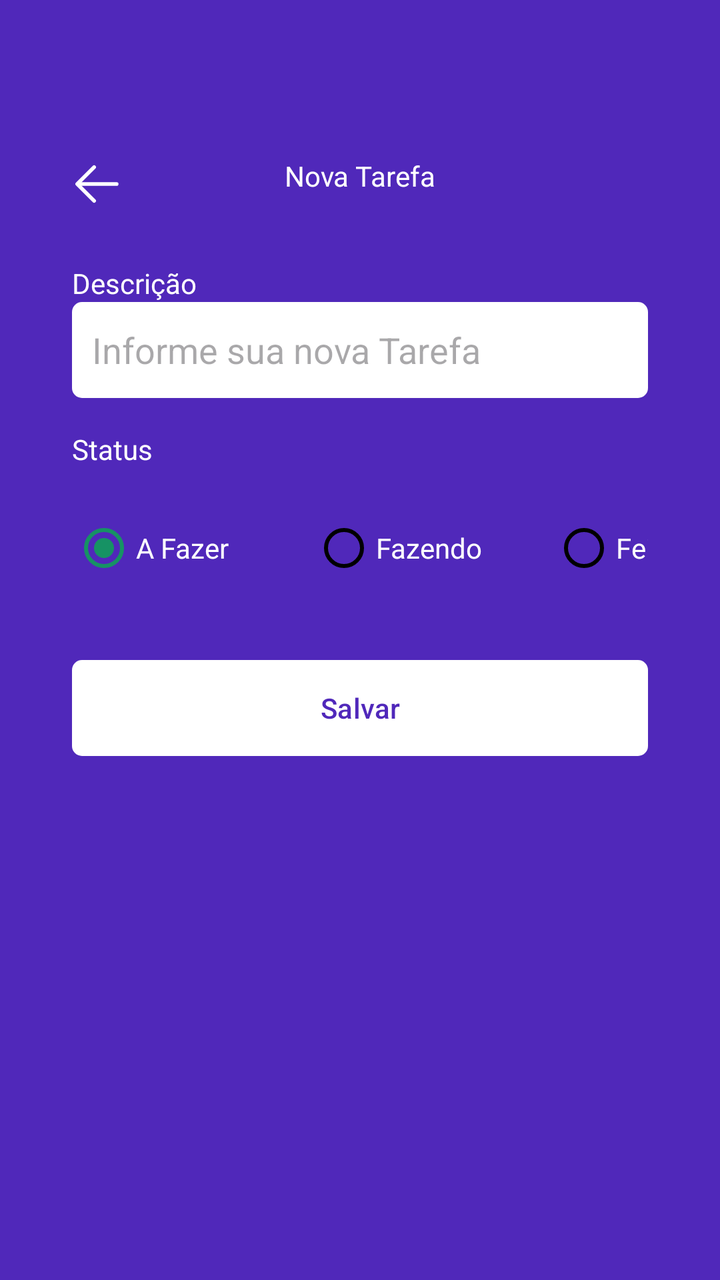
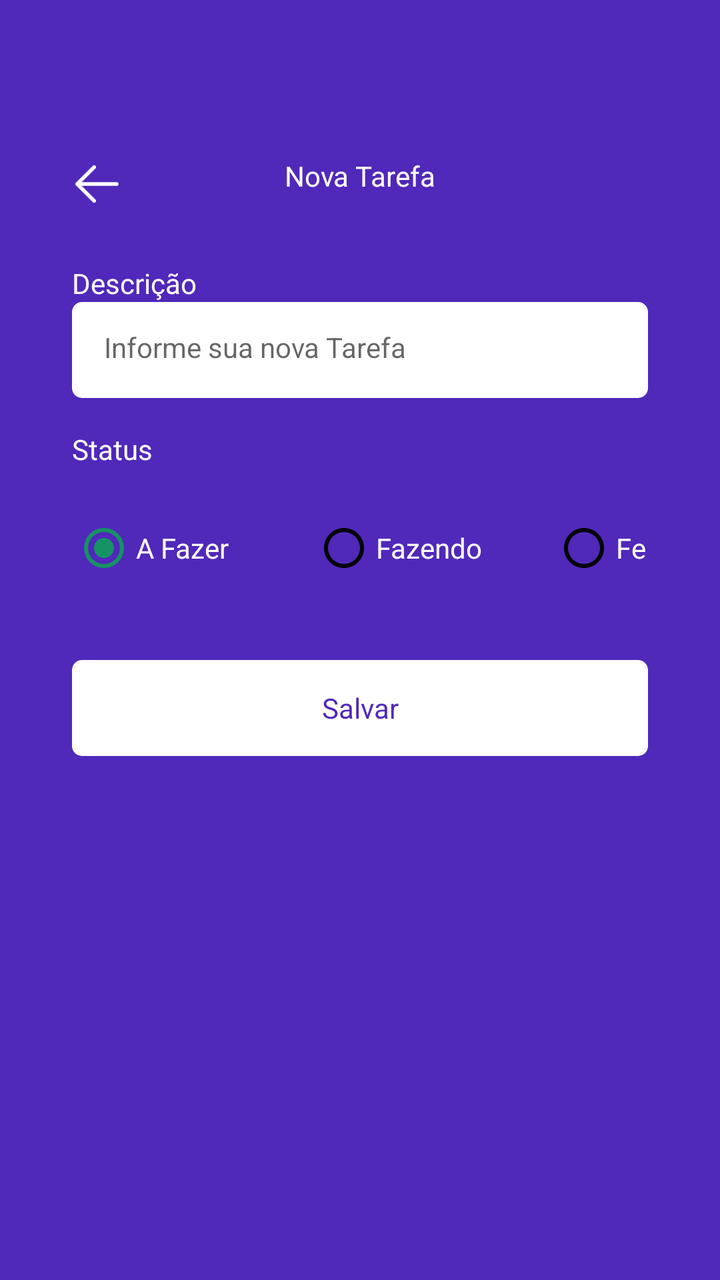

Before-and-after screenshots of an Android layout around one commit, followed by the original layout XML and the change that was made.
<!-- AndroidManifest.xml: application theme Theme.Atividade5 -->
<!-- res/layout/fragment_form_task.xml -->
<?xml version="1.0" encoding="utf-8"?>
<ScrollView
    xmlns:android="http://schemas.android.com/apk/res/android"
    xmlns:tools="http://schemas.android.com/tools"
    android:layout_width="match_parent"
    android:layout_height="match_parent"
    xmlns:app="http://schemas.android.com/apk/res-auto"
    tools:context="ui.FormTaskFragment"
    android:padding="20dp"
    android:fillViewport="true">

    <LinearLayout
        android:layout_width="wrap_content"
        android:layout_height="match_parent"
        android:orientation="vertical"
        >

        <com.google.android.material.appbar.MaterialToolbar
            android:id="@+id/toolbar"
            android:layout_width="match_parent"
            android:layout_height="wrap_content"
            app:navigationIcon="@drawable/ic_back"
            android:paddingTop="40dp">

            <TextView
                android:layout_width="wrap_content"
                android:layout_height="wrap_content"
                android:text="Nova Tarefa"
                android:textColor="@color/white"
                android:layout_gravity="center_horizontal" />
        </com.google.android.material.appbar.MaterialToolbar>



        <androidx.constraintlayout.widget.ConstraintLayout
        android:layout_width="match_parent"
        android:layout_height="match_parent"
        android:padding="16dp">

        <TextView
            android:id="@+id/textview"
            android:layout_width="wrap_content"
            android:layout_height="wrap_content"
            android:text="Descrição"
            android:textColor="@color/white"
            app:layout_constraintStart_toStartOf="parent"
            app:layout_constraintTop_toTopOf="parent" />

        <EditText
            android:id="@+id/editTextDescricao"
            android:layout_width="match_parent"
            android:layout_height="48dp"
            android:background="@drawable/bg_edit_text"
            android:hint="Informe sua nova Tarefa"
            android:padding="10dp"
            app:layout_constraintEnd_toEndOf="parent"
            app:layout_constraintStart_toStartOf="parent"
            app:layout_constraintTop_toBottomOf="@+id/textview" />

        <TextView
            android:id="@+id/textViewStatus"
            android:layout_width="wrap_content"
            android:layout_height="wrap_content"
            android:layout_marginTop="16dp"
            android:text="Status"
            android:textColor="@color/white"
            app:layout_constraintStart_toStartOf="parent"
            app:layout_constraintTop_toBottomOf="@id/editTextDescricao"
            />
        
        <RadioGroup
            android:id="@+id/radioGroup"
            android:layout_width="match_parent"
            android:layout_height="wrap_content"
            android:orientation="horizontal"
            app:layout_constraintEnd_toEndOf="parent"
            app:layout_constraintStart_toStartOf="parent"
            app:layout_constraintTop_toBottomOf="@id/textViewStatus">

            <RadioButton
                android:layout_width="120dp"
                android:layout_height="80dp"
                android:id="@+id/rbTodo"
                android:text="A Fazer"
                android:checked="true"
                android:textColor="@color/white"
                android:theme="@style/MyRadioButton"
                />
            <RadioButton
                android:layout_width="120dp"
                android:layout_height="80dp"
                android:buttonTint="@color/black"
                android:id="@+id/rbDoing"
                android:text="Fazendo"
                android:theme="@style/MyRadioButton"
                android:textColor="@color/white"
                />
            <RadioButton
                android:layout_width="120dp"
                android:layout_height="80dp"
                android:buttonTint="@color/black"
                android:id="@+id/rbDone"
                android:text="Feita"
                android:textColor="@color/white"
                android:theme="@style/MyRadioButton" />
        </RadioGroup>

        <com.google.android.material.button.MaterialButton
            android:id="@+id/buttonSave"
            android:layout_width="match_parent"
            android:layout_height="wrap_content"
            android:layout_marginTop="16dp"
            android:background="@drawable/bg_btn"
            android:text="Salvar"
            android:textAllCaps="false"
            android:textColor="@color/color_default"
            app:backgroundTint="@null"
            tools:layout_editor_absoluteX="16dp"
            tools:layout_editor_absoluteY="221dp"
            app:layout_constraintEnd_toEndOf="parent"
            app:layout_constraintStart_toStartOf="parent"
            app:layout_constraintTop_toBottomOf="@+id/radioGroup" />

        <ProgressBar
            android:layout_width="wrap_content"
            android:layout_height="wrap_content"
            android:id="@+id/progressBar"
            android:layout_marginTop="8dp"
            android:layout_gravity="center"
            android:indeterminateTint="@color/white"
            android:visibility="invisible"
            tools:layout_editor_absoluteX="152dp"
            tools:layout_editor_absoluteY="278dp"
            tools:visibility="visible"
            app:layout_constraintEnd_toEndOf="parent"
            app:layout_constraintStart_toStartOf="parent"
            app:layout_constraintTop_toBottomOf="@id/buttonSave" />

    </androidx.constraintlayout.widget.ConstraintLayout>

    </LinearLayout>

</ScrollView>
<!-- resources referenced by this layout -->
<resources>
  <color name="black">#FF000000</color>
  <color name="color_default">#5028BA</color>
  <color name="white">#FFFFFFFF</color>
  <!-- drawable bg_btn (drawable) -->
  <?xml version="1.0" encoding="utf-8"?>
  <shape xmlns:android="http://schemas.android.com/apk/res/android"
      android:shape="rectangle">
  
      <solid android:color="@color/white"/>
      <corners android:radius="5dp"/>
  
  </shape>
  <!-- drawable bg_edit_text (drawable) -->
  <?xml version="1.0" encoding="utf-8"?>
  <shape xmlns:android="http://schemas.android.com/apk/res/android"
      android:shape="rectangle">
  
      <solid android:color="@color/white"/>
      <corners android:radius="5dp"/>
  
  </shape>
  <!-- drawable ic_back (drawable) -->
  <vector xmlns:android="http://schemas.android.com/apk/res/android" android:height="30dp" android:viewportHeight="1024" android:viewportWidth="1024" android:width="30dp">
        
      <path android:fillColor="#FFFFFF" android:pathData="M224,480h640a32,32 0,1 1,0 64H224a32,32 0,0 1,0 -64z"/>
        
      <path android:fillColor="#FFFFFF" android:pathData="m237.2,512 l265.4,265.3a32,32 0,0 1,-45.3 45.3l-288,-288a32,32 0,0 1,0 -45.3l288,-288a32,32 0,1 1,45.3 45.3L237.2,512z"/>
      
  </vector>
  <style name="MyRadioButton" parent="Theme.AppCompat.Light">
          <item name="colorControlNormal">@color/black</item>
          <item name="colorControlActivated">@color/green</item>
      </style>
  <style name="Theme.Atividade5" parent="Base.Theme.Atividade5" />
  <color name="green">#169264</color>
  <style name="Base.Theme.Atividade5" parent="Theme.Material3.DayNight.NoActionBar">
          
          
          <item name="colorPrimary">@color/color_default</item>
          <item name="colorSecondary">@color/color_default</item>
          <item name="android:windowBackground">@color/color_default</item>
      </style>
</resources>

<!-- the commit's change to res/layout/fragment_form_task.xml (unified diff, before → after) -->
@@ -50,9 +50,8 @@
             android:id="@+id/editTextDescricao"
             android:layout_width="match_parent"
             android:layout_height="48dp"
-            android:background="@drawable/bg_edit_text"
+            style="@style/EditTextTheme"
             android:hint="Informe sua nova Tarefa"
-            android:padding="10dp"
             app:layout_constraintEnd_toEndOf="parent"
             app:layout_constraintStart_toStartOf="parent"
             app:layout_constraintTop_toBottomOf="@+id/textview" />
@@ -110,16 +109,14 @@
             android:layout_width="match_parent"
             android:layout_height="wrap_content"
             android:layout_marginTop="16dp"
-            android:background="@drawable/bg_btn"
             android:text="Salvar"
-            android:textAllCaps="false"
-            android:textColor="@color/color_default"
             app:backgroundTint="@null"
             tools:layout_editor_absoluteX="16dp"
             tools:layout_editor_absoluteY="221dp"
             app:layout_constraintEnd_toEndOf="parent"
             app:layout_constraintStart_toStartOf="parent"
-            app:layout_constraintTop_toBottomOf="@+id/radioGroup" />
+            app:layout_constraintTop_toBottomOf="@+id/radioGroup"
+            style="@style/ButtonTheme"/>
 
         <ProgressBar
             android:layout_width="wrap_content"
<!-- resource entries referenced after the edit -->
@@ -29,6 +29,17 @@
       <path android:fillColor="#FFFFFF" android:pathData="m237.2,512 l265.4,265.3a32,32 0,0 1,-45.3 45.3l-288,-288a32,32 0,0 1,0 -45.3l288,-288a32,32 0,1 1,45.3 45.3L237.2,512z"/>
       
   </vector>
+  <style name="ButtonTheme" parent="Theme.MaterialComponents.DayNight.NoActionBar">
+          <item name="android:background">@drawable/bg_btn</item>
+          <item name="android:textAllCaps">false</item>
+          <item name="android:textColor">@color/color_default</item>
+          <item name="android:backgroundTint">@null</item>
+      </style>
+  <style name="EditTextTheme" parent="Theme.MaterialComponents.DayNight.NoActionBar">
+          <item name="android:background">@drawable/bg_edit_text</item>
+          <item name="android:padding">16dp</item>
+          <item name="android:textSize">14sp</item>
+      </style>
   <style name="MyRadioButton" parent="Theme.AppCompat.Light">
           <item name="colorControlNormal">@color/black</item>
           <item name="colorControlActivated">@color/green</item>
